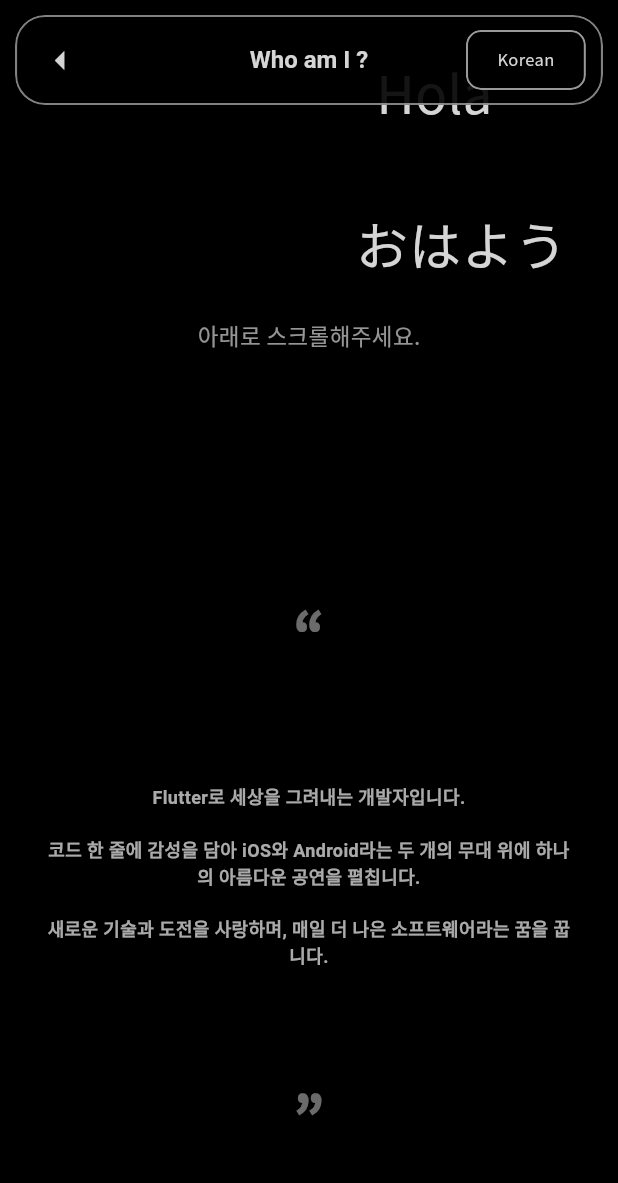
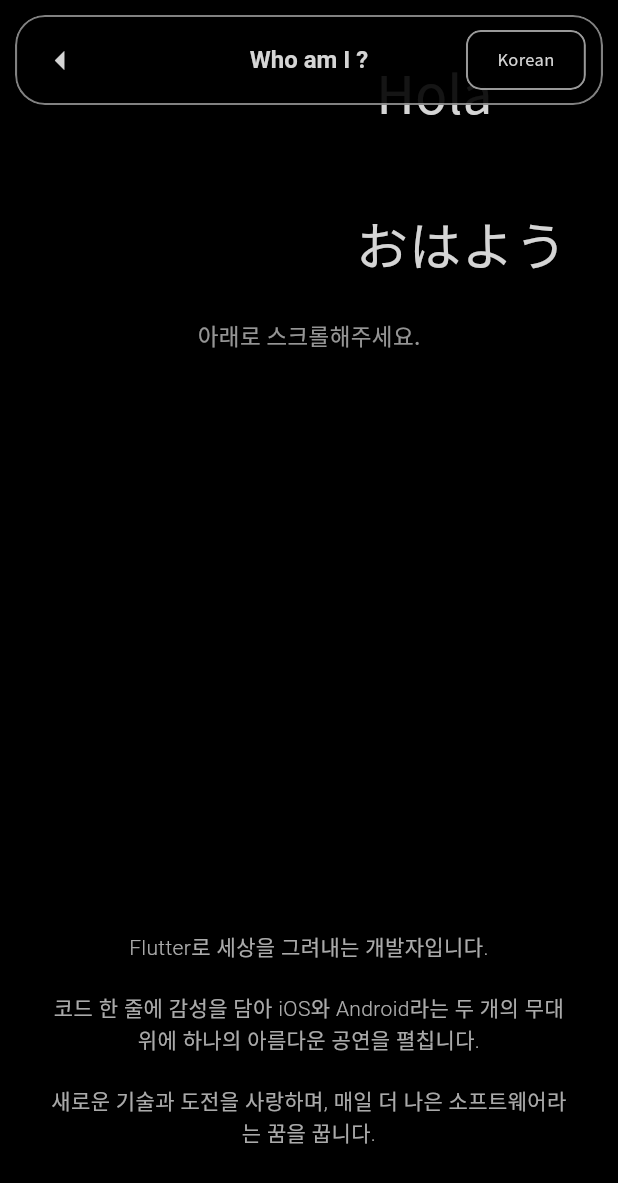
Before and after one commit to jeongwoo0427/aboutme, a Flutter app: the IntroductionScreen screen opened by its route, scrolled down 576 dp, on a phone screen of 412 x 824 dp. Shown: the top 1183 px of the screen. Run offline on Flutter 3.47's test engine with Material 3 defaults, Android fonts, the phone set to English and light mode, and no system bars; drawn by our look-alikes of flutter_animate; our stand-ins replace dio, flutter_riverpod, go_router, logger, responsive_framework, shared_preferences and 1 more; accounts and stored records are empty; network calls fail.

Commit message:
fix : 프로필카드 페이지 이동

```diff
--- a/lib/ui/screens/introduction/introduction_screen.dart
+++ b/lib/ui/screens/introduction/introduction_screen.dart
@@ -1,5 +1,6 @@
 import 'package:aboutme/ui/screens/introduction/pages/cover_letter_page.dart';
 import 'package:aboutme/ui/screens/introduction/pages/greeting_page.dart';
+import 'package:aboutme/ui/screens/introduction/pages/history_page.dart';
 import 'package:flutter/material.dart';
 import 'package:flutter_riverpod/flutter_riverpod.dart';
 
@@ -68,6 +69,7 @@ class _IntroductionScreenState extends State<IntroductionScreen> {
           children: [
             GreetingPage(showContinueText: _isTop,),
             CoverLetterPage(),
+            HistoryPage()
           ],
         ),
       ),
--- a/lib/ui/screens/introduction/pages/cover_letter_page.dart
+++ b/lib/ui/screens/introduction/pages/cover_letter_page.dart
@@ -21,10 +21,7 @@ class _CoverLetterPageState extends ConsumerState<CoverLetterPage> {
 
   @override
   Widget build(BuildContext context) {
-    final TextStyle profileStateTextStyle = TextStyle(
-        fontSize: context.getResponsiveValue(18, 14),
-        fontWeight: FontWeight.w300,
-        color: context.colorScheme.onSurface);
+
 
     final TextStyle doubleQuotationTextStyle = TextStyle(
         fontWeight: FontWeight.w800,
@@ -32,8 +29,8 @@ class _CoverLetterPageState extends ConsumerState<CoverLetterPage> {
         color: context.colorScheme.onSurface.withOpacity(0.5));
 
     final TextStyle letterTextStyle = TextStyle(
-        fontWeight: FontWeight.w700,
-        fontSize: context.getResponsiveValue(16, 12),
+        fontWeight: FontWeight.w300,
+        fontSize: context.getResponsiveValue(18, 14),
         color: context.colorScheme.onSurface.withOpacity(0.8));
 
     return FittedScreenSizeBody(
@@ -43,12 +40,12 @@ class _CoverLetterPageState extends ConsumerState<CoverLetterPage> {
           mainAxisSize: MainAxisSize.max,
           mainAxisAlignment: MainAxisAlignment.spaceAround,
           children: [
-            Text(
-              '“',
-              style: doubleQuotationTextStyle,
-            ),
+            // Text(
+            //   '“',
+            //   style: doubleQuotationTextStyle,
+            // ),
             MaxWidthBox(
-              maxWidth: 700,
+              maxWidth: 800,
               child: Text.rich(
                 TextSpan(children: [
                   TextSpan(
@@ -60,47 +57,10 @@ class _CoverLetterPageState extends ConsumerState<CoverLetterPage> {
               ),
             ),
 
-            Text(
-              '”',
-              style: doubleQuotationTextStyle,
-            ),
-            GlassyContainer(
-              height: context.getResponsiveValue(200, 150),
-              width: context.getResponsiveValue(500, 400),
-              padding: const EdgeInsets.symmetric(vertical: 20, horizontal: 15),
-              child: MaxWidthBox(
-                maxWidth: 700,
-                child: Row(
-                  mainAxisSize: MainAxisSize.max,
-                  mainAxisAlignment: MainAxisAlignment.spaceEvenly,
-                  children: [
-                    CircleAvatar(
-                      minRadius: context.getResponsiveValue(60, 45),
-                      backgroundColor: Colors.white24,
-                    ),
-                    DefaultTextStyle(
-                      style: profileStateTextStyle,
-                      child: const Column(
-                        mainAxisSize: MainAxisSize.max,
-                        mainAxisAlignment: MainAxisAlignment.center,
-                        crossAxisAlignment: CrossAxisAlignment.start,
-                        children: [
-                          Text('Name : Kim Jeong Woo'),
-                          SizedBox(
-                            height: 12,
-                          ),
-                          Text('Age : 26'),
-                          SizedBox(
-                            height: 12,
-                          ),
-                          Text('Job : Flutter software developer'),
-                        ],
-                      ),
-                    )
-                  ],
-                ),
-              ),
-            )
+            // Text(
+            //   '”',
+            //   style: doubleQuotationTextStyle,
+            // ),
           ],
         ),
       ),
```
Also changed, not shown: lib/ui/screens/introduction/pages/history_page.dart (added, +66 -0 lines).
